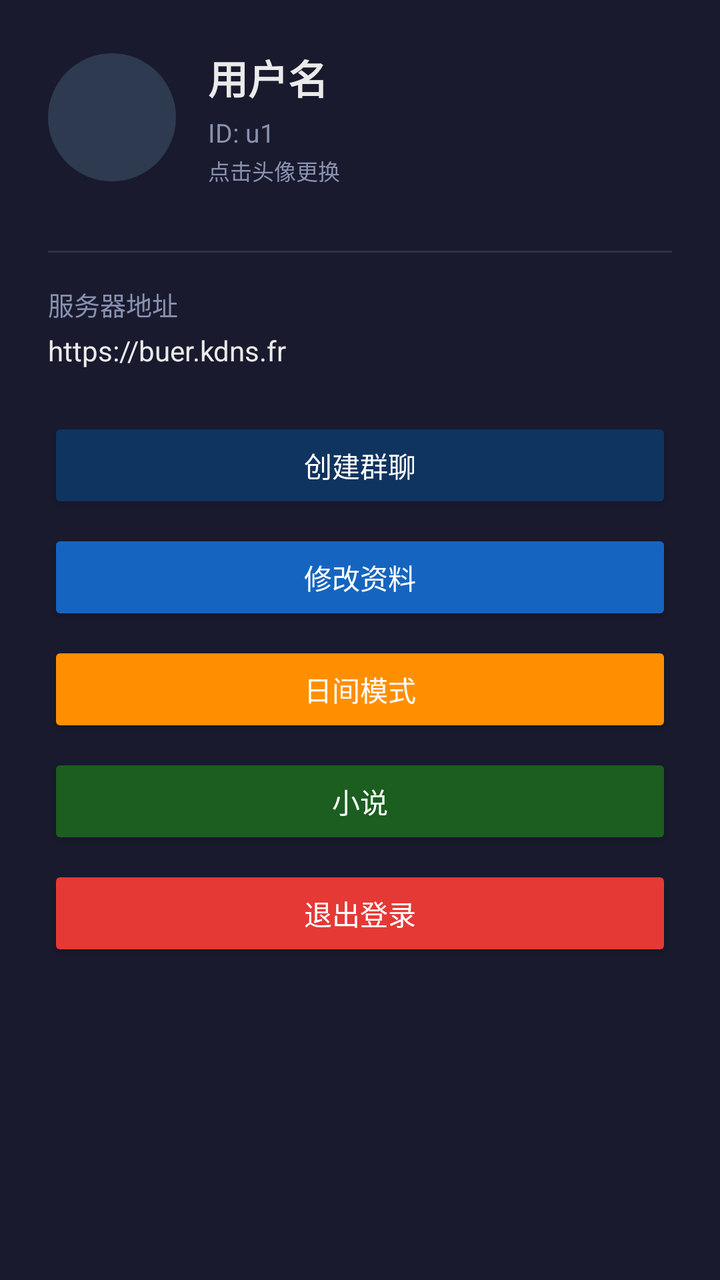
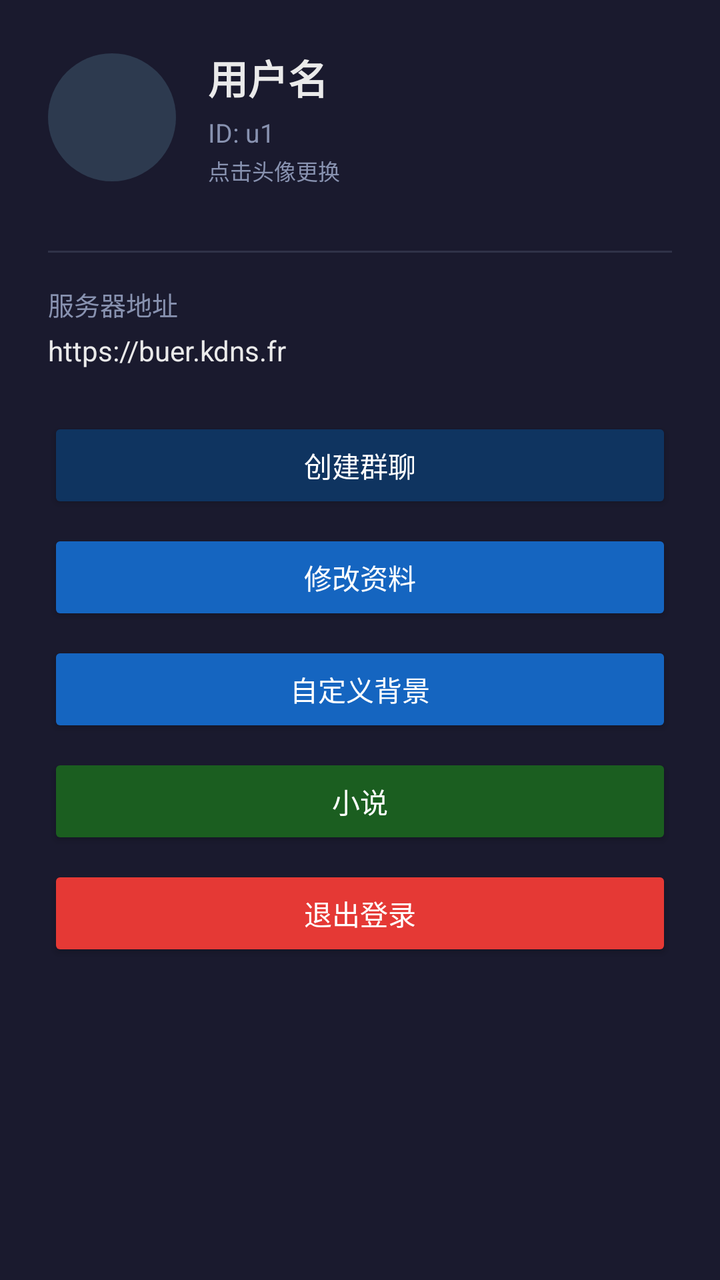

Two renders of the same Android screen: before a commit and after it. Below are the layout's source before the change and the commit's diff.
<!-- AndroidManifest.xml: application theme Theme.ChatApp -->
<!-- res/layout/fragment_profile.xml -->
<?xml version="1.0" encoding="utf-8"?>
<ScrollView xmlns:android="http://schemas.android.com/apk/res/android"
    android:layout_width="match_parent"
    android:layout_height="match_parent"
    android:background="@color/bg_dark">
    <LinearLayout
        android:layout_width="match_parent"
        android:layout_height="wrap_content"
        android:orientation="vertical"
        android:padding="24dp">
        <LinearLayout
            android:layout_width="match_parent"
            android:layout_height="wrap_content"
            android:orientation="horizontal"
            android:gravity="center_vertical"
            android:layout_marginBottom="32dp">
            <ImageView
                android:id="@+id/iv_avatar"
                android:layout_width="64dp"
                android:layout_height="64dp"
                android:background="@drawable/bg_avatar"
                android:scaleType="centerCrop"
                android:clickable="true"
                android:contentDescription="头像" />
            <LinearLayout
                android:layout_width="0dp"
                android:layout_height="wrap_content"
                android:layout_weight="1"
                android:layout_marginStart="16dp"
                android:orientation="vertical">
                <TextView
                    android:id="@+id/tv_username"
                    android:layout_width="wrap_content"
                    android:layout_height="wrap_content"
                    android:text="用户名"
                    android:textSize="20sp"
                    android:textStyle="bold"
                    android:textColor="@color/text_primary" />
                <TextView
                    android:id="@+id/tv_user_id"
                    android:layout_width="wrap_content"
                    android:layout_height="wrap_content"
                    android:text="ID: u1"
                    android:textSize="13sp"
                    android:textColor="@color/text_secondary"
                    android:layout_marginTop="4dp" />
                <TextView
                    android:layout_width="wrap_content"
                    android:layout_height="wrap_content"
                    android:text="点击头像更换"
                    android:textSize="11sp"
                    android:textColor="@color/text_secondary"
                    android:layout_marginTop="2dp" />
            </LinearLayout>
        </LinearLayout>
        <View
            android:layout_width="match_parent"
            android:layout_height="1dp"
            android:background="@color/text_secondary"
            android:alpha="0.2"
            android:layout_marginBottom="16dp" />
        <TextView
            android:layout_width="wrap_content"
            android:layout_height="wrap_content"
            android:text="@string/server_address"
            android:textColor="@color/text_secondary"
            android:textSize="13sp"
            android:layout_marginBottom="4dp" />
        <TextView
            android:id="@+id/tv_server"
            android:layout_width="wrap_content"
            android:layout_height="wrap_content"
            android:text="https://buer.kdns.fr"
            android:textColor="@color/text_primary"
            android:textSize="14sp"
            android:layout_marginBottom="24dp" />
        <Button
            android:id="@+id/btn_create_group"
            android:layout_width="match_parent"
            android:layout_height="wrap_content"
            android:text="创建群聊"
            android:backgroundTint="@color/accent"
            android:textColor="@color/white"
            android:layout_marginBottom="8dp" />
        <Button
            android:id="@+id/btn_edit_profile"
            android:layout_width="match_parent"
            android:layout_height="wrap_content"
            android:text="修改资料"
            android:backgroundTint="#FF1565C0"
            android:textColor="@color/white"
            android:layout_marginBottom="8dp" />
        <Button
            android:id="@+id/btn_theme"
            android:layout_width="match_parent"
            android:layout_height="wrap_content"
            android:text="日间模式"
            android:backgroundTint="#FFFF8F00"
            android:textColor="@color/white"
            android:layout_marginBottom="8dp" />
        <Button
            android:id="@+id/btn_novel"
            android:layout_width="match_parent"
            android:layout_height="wrap_content"
            android:text="小说"
            android:backgroundTint="#FF1B5E20"
            android:textColor="@color/white"
            android:layout_marginBottom="8dp" />
        <Button
            android:id="@+id/btn_admin"
            android:layout_width="match_parent"
            android:layout_height="wrap_content"
            android:text="站长管理"
            android:backgroundTint="#FF9C27B0"
            android:textColor="@color/white"
            android:layout_marginBottom="8dp"
            android:visibility="gone" />
        <Button
            android:id="@+id/btn_logout"
            android:layout_width="match_parent"
            android:layout_height="wrap_content"
            android:text="@string/logout"
            android:backgroundTint="#FFE53935"
            android:textColor="@color/white" />
    </LinearLayout>
</ScrollView>
<!-- resources referenced by this layout -->
<resources>
  <color name="accent">#FF0F3460</color>
  <color name="bg_dark">#FF1A1A2E</color>
  <color name="text_primary">#FFEAEAEA</color>
  <color name="text_secondary">#FF8892B0</color>
  <color name="white">#FFFFFFFF</color>
  <!-- drawable bg_avatar (drawable) -->
  <?xml version="1.0" encoding="utf-8"?>
  
  <shape xmlns:android="http://schemas.android.com/apk/res/android"
      android:shape="oval">
      <solid android:color="#FF2D3A4F" />
  </shape>
  <string name="logout">退出登录</string>
  <string name="server_address">服务器地址</string>
  <style name="Theme.ChatApp" parent="Theme.MaterialComponents.DayNight.NoActionBar">
          <item name="colorPrimary">@color/accent</item>
          <item name="colorPrimaryVariant">@color/accent</item>
          <item name="colorOnPrimary">@color/white</item>
          <item name="android:statusBarColor">@color/bg_dark</item>
          <item name="android:windowBackground">@color/bg_dark</item>
      </style>
</resources>

<!-- the commit's change to res/layout/fragment_profile.xml (unified diff, before → after) -->
@@ -91,11 +91,11 @@
             android:textColor="@color/white"
             android:layout_marginBottom="8dp" />
         <Button
-            android:id="@+id/btn_theme"
+            android:id="@+id/btn_custom_bg"
             android:layout_width="match_parent"
             android:layout_height="wrap_content"
-            android:text="日间模式"
-            android:backgroundTint="#FFFF8F00"
+            android:text="自定义背景"
+            android:backgroundTint="#FF1565C0"
             android:textColor="@color/white"
             android:layout_marginBottom="8dp" />
         <Button
<!-- resource entries referenced after the edit -->
@@ -20,6 +20,21 @@
           <item name="colorOnPrimary">@color/white</item>
           <item name="android:statusBarColor">@color/bg_dark</item>
           <item name="android:windowBackground">@color/bg_dark</item>
+          <item name="alertDialogTheme">@style/RoundedAlertDialog</item>
       </style>
+  <style name="RoundedAlertDialog" parent="Theme.MaterialComponents.DayNight.Dialog.Alert">
+          <item name="android:windowBackground">@drawable/bg_dialog_rounded</item>
+          <item name="colorPrimary">@color/accent</item>
+          <item name="android:textColorPrimary">@color/text_primary</item>
+          <item name="android:textColorSecondary">@color/text_secondary</item>
+      </style>
+  <!-- drawable bg_dialog_rounded (drawable) -->
+  <?xml version="1.0" encoding="utf-8"?>
+  <shape xmlns:android="http://schemas.android.com/apk/res/android"
+      android:shape="rectangle">
+      <solid android:color="@color/bg_card" />
+      <corners android:radius="16dp" />
+  </shape>
+  <color name="bg_card">#FF16213E</color>
 </resources>
 
